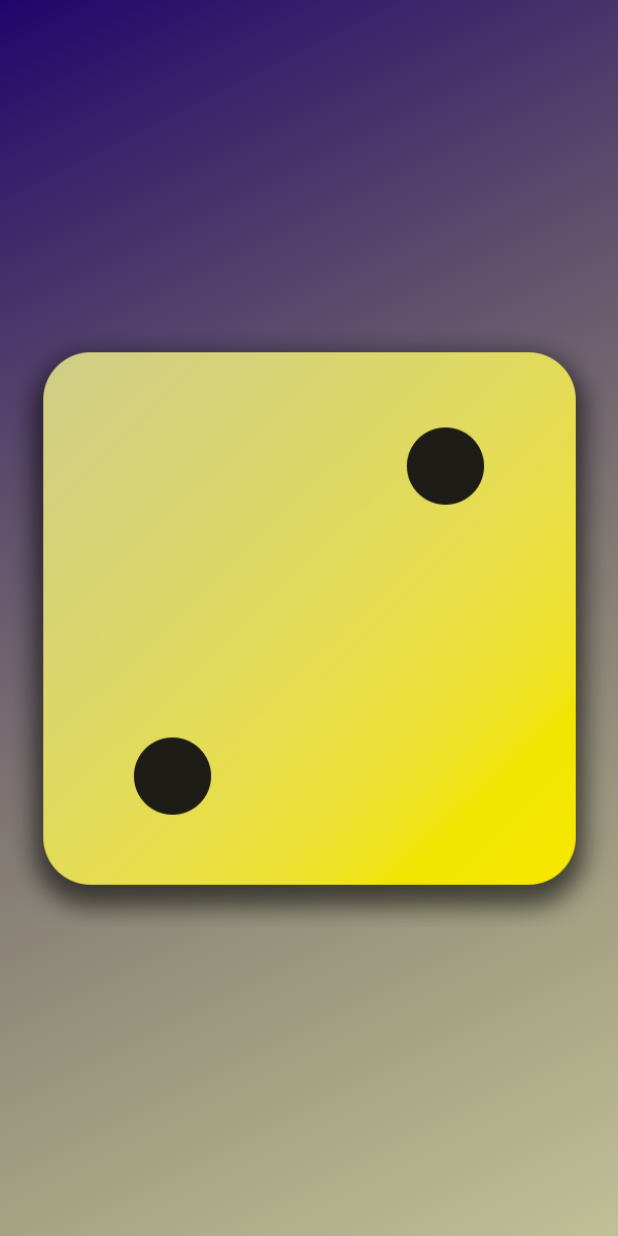
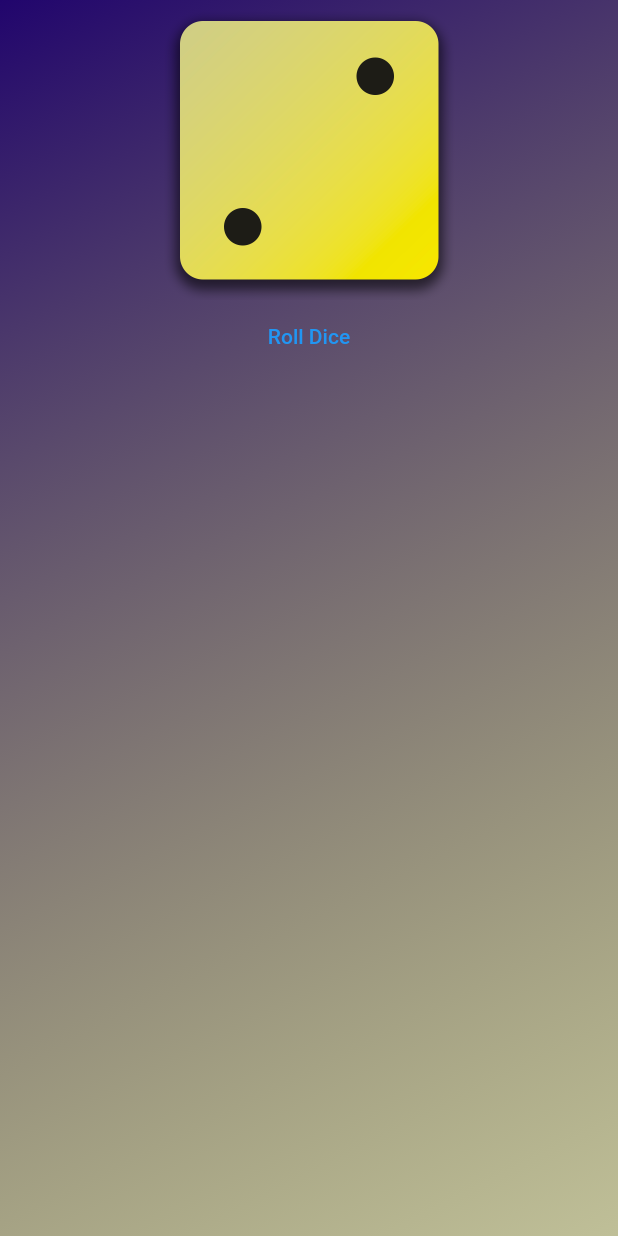
Before and after one commit to haruharu3220/Flutter_Dart_study01, a Flutter app: the screen it shows after launch, on a phone screen of 412 x 824 dp. Run offline on Flutter 3.47's test engine with Material 2 defaults, Android fonts, the phone set to English and light mode, and no system bars.

Commit message:
講義45 Diceの下にボタンを追加(まだ動かない)

```diff
--- a/first_app/lib/gradient_container.dart
+++ b/first_app/lib/gradient_container.dart
@@ -14,6 +14,8 @@ class GradientContainer extends StatelessWidget {
   final Color color1;
   final Color color2;
 
+  rollDice() {}
+
   @override
   Widget build(context) {
     return Container(
@@ -25,7 +27,16 @@ class GradientContainer extends StatelessWidget {
         ),
       ),
       child: Center(
-          child: Image.asset('assets/images/dice-2.png'),
-        ));
+        child: Column(
+          children: [
+            Image.asset(
+              'assets/images/dice-2.png',
+              width: 200,
+            ),
+            TextButton(onPressed: rollDice, child: const Text('Roll Dice'))
+          ],
+        ),
+      ),
+    );
   }
 }
```
Lines whose indentation alone changed are shown as unchanged.
